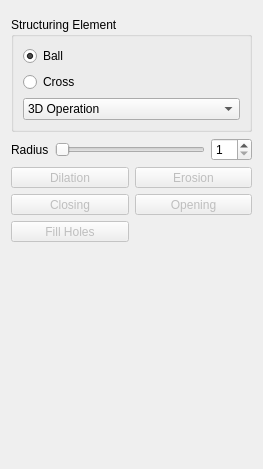
MITK/MITK, file Plugins/org.mitk.gui.qt.segmentation/src/internal/SegmentationUtilities/MorphologicalOperations/QmitkMorphologicalOperationsWidgetControls.ui: the form before one commit.
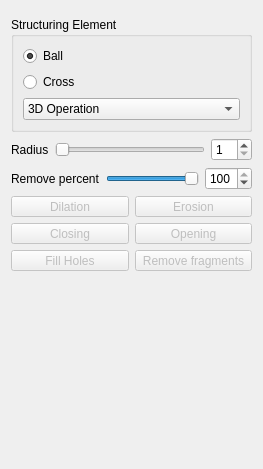
The form after the commit. Icons and pictures are not drawn. Custom widgets are drawn as their Qt base class.

Commit message:
Tool for removing not connected fragments.
AUT-2924

The edit to the form file:
```diff
--- a/Plugins/org.mitk.gui.qt.segmentation/src/internal/SegmentationUtilities/MorphologicalOperations/QmitkMorphologicalOperationsWidgetControls.ui
+++ b/Plugins/org.mitk.gui.qt.segmentation/src/internal/SegmentationUtilities/MorphologicalOperations/QmitkMorphologicalOperationsWidgetControls.ui
@@ -104,37 +104,56 @@
      </item>
     </layout>
    </item>
+   <item>
+    <layout class="QHBoxLayout" name="horizontalLayout_5">
+     <item>
+      <widget class="QLabel" name="label_2">
+       <property name="font">
+        <font>
+         <kerning>true</kerning>
+        </font>
+       </property>
+       <property name="frameShape">
+        <enum>QFrame::NoFrame</enum>
+       </property>
+       <property name="text">
+        <string>Remove percent</string>
+       </property>
+      </widget>
+     </item>
+     <item>
+      <widget class="QSlider" name="sliderPercent">
+       <property name="minimum">
+        <number>1</number>
+       </property>
+       <property name="maximum">
+        <number>100</number>
+       </property>
+       <property name="value">
+        <number>100</number>
+       </property>
+       <property name="orientation">
+        <enum>Qt::Horizontal</enum>
+       </property>
+      </widget>
+     </item>
+     <item>
+      <widget class="QSpinBox" name="spinPercent">
+       <property name="minimum">
+        <number>1</number>
+       </property>
+       <property name="maximum">
+        <number>100</number>
+       </property>
+       <property name="value">
+        <number>100</number>
+       </property>
+      </widget>
+     </item>
+    </layout>
+   </item>
    <item>
     <layout class="QGridLayout" name="gridLayout">
-     <item row="0" column="0">
-      <widget class="QToolButton" name="btnDilatation">
-       <property name="enabled">
-        <bool>false</bool>
-       </property>
-       <property name="sizePolicy">
-        <sizepolicy hsizetype="Minimum" vsizetype="Fixed">
-         <horstretch>0</horstretch>
-         <verstretch>0</verstretch>
-        </sizepolicy>
-       </property>
-       <property name="text">
-        <string>Dilation</string>
-       </property>
-       <property name="icon">
-        <iconset resource="../../../../resources/MorphologicalOperationsWidget.qrc">
-         <normaloff>:/SegmentationUtilities/MorphologicalOperations/Dilate_48x48.png</normaloff>:/SegmentationUtilities/MorphologicalOperations/Dilate_48x48.png</iconset>
-       </property>
-       <property name="iconSize">
-        <size>
-         <width>32</width>
-         <height>32</height>
-        </size>
-       </property>
-       <property name="toolButtonStyle">
-        <enum>Qt::ToolButtonTextUnderIcon</enum>
-       </property>
-      </widget>
-     </item>
      <item row="0" column="1">
       <widget class="QToolButton" name="btnErosion">
        <property name="enabled">
@@ -254,6 +273,67 @@
        </property>
       </widget>
      </item>
+     <item row="0" column="0">
+      <widget class="QToolButton" name="btnDilatation">
+       <property name="enabled">
+        <bool>false</bool>
+       </property>
+       <property name="sizePolicy">
+        <sizepolicy hsizetype="Minimum" vsizetype="Fixed">
+         <horstretch>0</horstretch>
+         <verstretch>0</verstretch>
+        </sizepolicy>
+       </property>
+       <property name="text">
+        <string>Dilation</string>
+       </property>
+       <property name="icon">
+        <iconset resource="../../../../resources/MorphologicalOperationsWidget.qrc">
+         <normaloff>:/SegmentationUtilities/MorphologicalOperations/Dilate_48x48.png</normaloff>:/SegmentationUtilities/MorphologicalOperations/Dilate_48x48.png</iconset>
+       </property>
+       <property name="iconSize">
+        <size>
+         <width>32</width>
+         <height>32</height>
+        </size>
+       </property>
+       <property name="toolButtonStyle">
+        <enum>Qt::ToolButtonTextUnderIcon</enum>
+       </property>
+      </widget>
+     </item>
+     <item row="2" column="1">
+      <widget class="QToolButton" name="btnRemoveFragments">
+       <property name="enabled">
+        <bool>false</bool>
+       </property>
+       <property name="sizePolicy">
+        <sizepolicy hsizetype="Minimum" vsizetype="Minimum">
+         <horstretch>0</horstretch>
+         <verstretch>0</verstretch>
+        </sizepolicy>
+       </property>
+       <property name="toolTip">
+        <string>Remove not connected fragments from segmentation that are lesser than the given percent of the biggest fragment</string>
+       </property>
+       <property name="text">
+        <string>Remove fragments</string>
+       </property>
+       <property name="icon">
+        <iconset resource="../../../../resources/MorphologicalOperationsWidget.qrc">
+         <normaloff>:/SegmentationUtilities/MorphologicalOperations/RemoveFragments_48x48.png</normaloff>:/SegmentationUtilities/MorphologicalOperations/RemoveFragments_48x48.png</iconset>
+       </property>
+       <property name="iconSize">
+        <size>
+         <width>32</width>
+         <height>32</height>
+        </size>
+       </property>
+       <property name="toolButtonStyle">
+        <enum>Qt::ToolButtonTextUnderIcon</enum>
+       </property>
+      </widget>
+     </item>
     </layout>
    </item>
    <item>
```
The commit also changes 6 other files.
